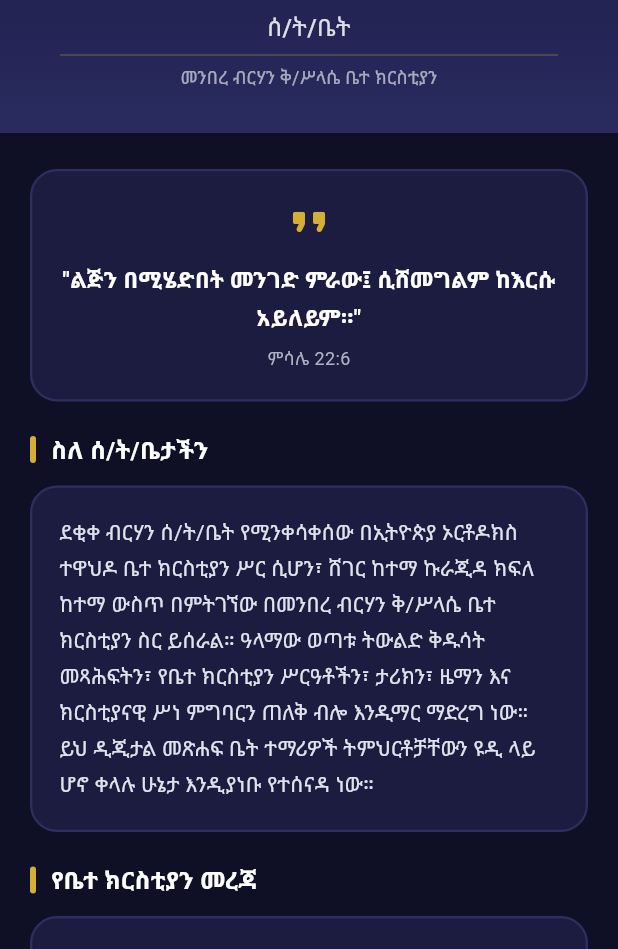
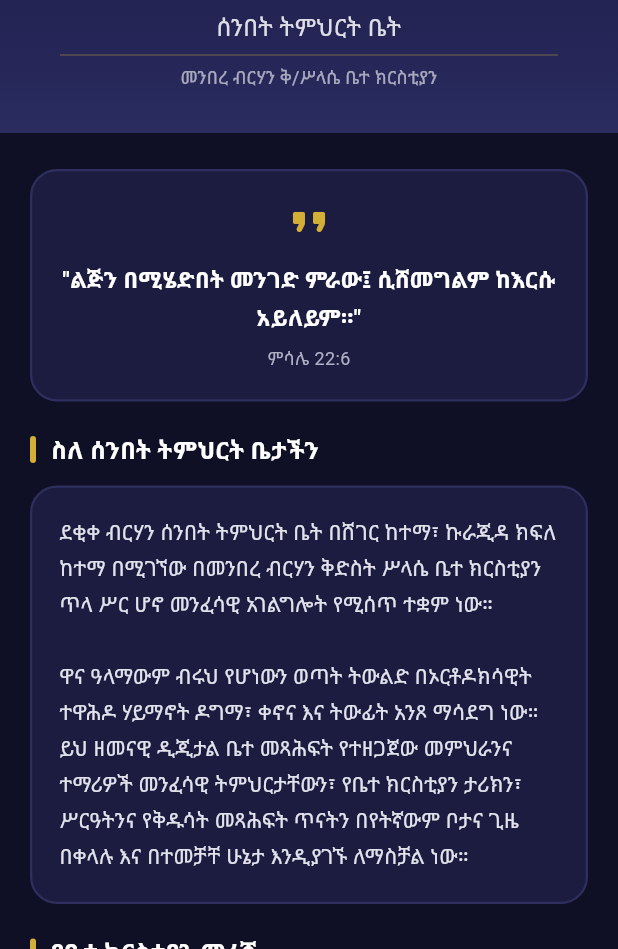
Before and after one commit to Daniel-wasihun/dekike_brhan_books, a Flutter app: the SchoolAboutScreen screen opened directly, after a tap on the "dark mode" icon, on a phone screen of 412 x 824 dp, the part 287-1236 px from its top. Run offline on Flutter 3.47's test engine with Material 3 defaults, Android fonts, the phone set to English and light mode, and no system bars; our stand-ins replace flutter_local_notifications, timezone; missing offline and left inert: dart:html, dart:ui_web, syncfusion_flutter_pdfviewer.

Commit message:
style: improve Amharic copywriting and terminology

```diff
--- a/lib/screens/school_about_screen.dart
+++ b/lib/screens/school_about_screen.dart
@@ -3,8 +3,36 @@ import 'package:provider/provider.dart';
 import '../theme/app_theme.dart';
 import '../data/school_provider.dart';
 
-class SchoolAboutScreen extends StatelessWidget {
+class SchoolAboutScreen extends StatefulWidget {
   const SchoolAboutScreen({super.key});
+  @override
+  State<SchoolAboutScreen> createState() => _SchoolAboutScreenState();
+}
+
+class _SchoolAboutScreenState extends State<SchoolAboutScreen> {
+  late final ScrollController _scrollCtrl;
+  bool _isCollapsed = false;
+
+  // expandedHeight is 280
+  static const double _collapseThreshold = 280 - kToolbarHeight;
+
+  @override
+  void initState() {
+    super.initState();
+    _scrollCtrl = ScrollController();
+    _scrollCtrl.addListener(_onScroll);
+  }
+
+  void _onScroll() {
+    final collapsed = _scrollCtrl.offset >= _collapseThreshold;
+    if (collapsed != _isCollapsed) setState(() => _isCollapsed = collapsed);
+  }
+
+  @override
+  void dispose() {
+    _scrollCtrl.dispose();
+    super.dispose();
+  }
 
   static const _pillars = [
     (icon: Icons.menu_book_rounded, title: 'ቅዱሳት መጻሕፍት', desc: 'ብሉይና ሐዲስ ኪዳን ጥናት'),
@@ -18,7 +46,7 @@ class SchoolAboutScreen extends StatelessWidget {
   static const _infoItems = [
     (icon: Icons.location_on_rounded, label: 'አድራሻ', value: 'ኩራጂዳ ክፍለ ከተማ፣ ሸገር ከተማ'),
     (icon: Icons.church_rounded, label: 'ቤተ ክርስቲያን', value: 'መንበረ ብርሃን ቅ/ሥላሴ ቤ/ክ'),
-    (icon: Icons.book_rounded, label: 'ሰ/ት/ቤት ስም', value: 'ደቂቀ ብርሃን ሰ/ት/ቤት'),
+    (icon: Icons.book_rounded, label: 'ሰንበት ት/ቤት ስም', value: 'ደቂቀ ብርሃን ሰንበት ትምህርት ቤት'),
     (icon: Icons.account_balance_rounded, label: 'ቤተ ክርስቲያን ዓይነት', value: 'ኢ/ኦ/ተ/ቤ/ክ'),
     (icon: Icons.layers_rounded, label: 'የትምህርት ደረጃዎች', value: 'ከ፩ኛ እስከ ፲፪ኛ ክፍል'),
   ];
@@ -29,6 +57,7 @@ class SchoolAboutScreen extends StatelessWidget {
     return Scaffold(
       backgroundColor: context.bg,
       body: CustomScrollView(
+        controller: _scrollCtrl,
         slivers: [
           // ─── Gradient Hero Header ─────────────────────────────
           SliverAppBar(
@@ -37,6 +66,36 @@ class SchoolAboutScreen extends StatelessWidget {
             stretch: true,
             backgroundColor: AppColors.primary,
             foregroundColor: Colors.white,
+            title: _isCollapsed
+                ? Row(
+                    children: [
+                      Container(
+                        padding: const EdgeInsets.all(8),
+                        decoration: BoxDecoration(
+                          color: AppColors.accent.withValues(alpha: 0.15),
+                          shape: BoxShape.circle,
+                        ),
+                        child: const Icon(
+                          Icons.auto_stories_rounded,
+                          color: AppColors.accent,
+                          size: 24,
+                        ),
+                      ),
+                      const SizedBox(width: 12),
+                      Expanded(
+                        child: Text(
+                          'ደቂቀ ብርሃን ሰንበት ትምህርት ቤት',
+                          style: AppTheme.outfit(
+                            color: Colors.white,
+                            fontSize: 18,
+                            fontWeight: FontWeight.w700,
+                            letterSpacing: 0.5,
+                          ),
+                        ),
+                      ),
+                    ],
+                  )
+                : const SizedBox.shrink(),
             actions: [
               IconButton(
                 icon: Icon(
@@ -99,7 +158,7 @@ class SchoolAboutScreen extends StatelessWidget {
                       Padding(
                         padding: const EdgeInsets.symmetric(horizontal: 32),
                         child: Text(
-                          'ሰ/ት/ቤት',
+                          'ሰንበት ትምህርት ቤት',
                           textAlign: TextAlign.center,
                           style: AppTheme.outfit(
                             color: Colors.white.withValues(alpha: 0.85),
@@ -172,12 +231,12 @@ class SchoolAboutScreen extends StatelessWidget {
                   const SizedBox(height: 20),
 
                   // ── About us text ────────────────────────────
-                  _SectionTitle(title: 'ስለ ሰ/ት/ቤታችን'),
+                  _SectionTitle(title: 'ስለ ሰንበት ትምህርት ቤታችን'),
                   const SizedBox(height: 12),
                   _card(
                     context,
                     child: Text(
-                      'ደቂቀ ብርሃን ሰ/ት/ቤት የሚንቀሳቀሰው በኢትዮጵያ ኦርቶዶክስ ተዋህዶ ቤተ ክርስቲያን ሥር ሲሆን፣ ሸገር ከተማ ኩራጂዳ ክፍለ ከተማ ውስጥ በምትገኘው በመንበረ ብርሃን ቅ/ሥላሴ ቤተ ክርስቲያን ስር ይሰራል። ዓላማው ወጣቱ ትውልድ ቅዱሳት መጻሕፍትን፣ የቤተ ክርስቲያን ሥርዓቶችን፣ ታሪክን፣ ዜማን እና ክርስቲያናዊ ሥነ ምግባርን ጠለቅ ብሎ እንዲማር ማድረግ ነው። ይህ ዲጂታል መጽሐፍ ቤት ተማሪዎች ትምህርቶቻቸውን ዩዲ ላይ ሆኖ ቀላሉ ሁኔታ እንዲያነቡ የተሰናዳ ነው።',
+                      'ደቂቀ ብርሃን ሰንበት ትምህርት ቤት በሸገር ከተማ፣ ኩራጂዳ ክፍለ ከተማ በሚገኘው በመንበረ ብርሃን ቅድስት ሥላሴ ቤተ ክርስቲያን ጥላ ሥር ሆኖ መንፈሳዊ አገልግሎት የሚሰጥ ተቋም ነው።\n\nዋና ዓላማውም ብሩህ የሆነውን ወጣት ትውልድ በኦርቶዶክሳዊት ተዋሕዶ ሃይማኖት ዶግማ፣ ቀኖና እና ትውፊት አንጾ ማሳደግ ነው። ይህ ዘመናዊ ዲጂታል ቤተ መጻሕፍት የተዘጋጀው መምህራንና ተማሪዎች መንፈሳዊ ትምህርታቸውን፣ የቤተ ክርስቲያን ታሪክን፣ ሥርዓትንና የቅዱሳት መጻሕፍት ጥናትን በየትኛውም ቦታና ጊዜ በቀላሉ እና በተመቻቸ ሁኔታ እንዲያገኙ ለማስቻል ነው።',
                       style: AppTheme.outfit(
                         fontSize: 14,
                         color: context.textMediumColor,
@@ -218,35 +277,6 @@ class SchoolAboutScreen extends StatelessWidget {
                               ),
                             ))
                         .toList(),
-                  ),
-                  const SizedBox(height: 20),
-
-                  // ── App version note ─────────────────────────
-                  Container(
-                    padding: const EdgeInsets.all(14),
-                    decoration: BoxDecoration(
-                      color: AppColors.primary.withValues(alpha: 0.04),
-                      borderRadius: BorderRadius.circular(14),
-                      border: Border.all(
-                          color: AppColors.primary.withValues(alpha: 0.15)),
-                    ),
-                    child: Row(
-                      children: [
-                        const Icon(Icons.info_outline_rounded,
-                            color: AppColors.primary, size: 18),
-                        const SizedBox(width: 10),
-                        Expanded(
-                          child: Text(
-                            'ሁሉም ይዘቶች ከ assets/library.json ፋይል ይጫናሉ። አዲስ መጽሐፍ ለማከል ፋይሉን ብቻ ያዘምኑ።',
-                            style: AppTheme.outfit(
-                              fontSize: 12,
-                              color: context.textMediumColor,
-                              height: 1.4,
-                            ),
-                          ),
-                        ),
-                      ],
-                    ),
                   ),
                 ],
               ),
```
